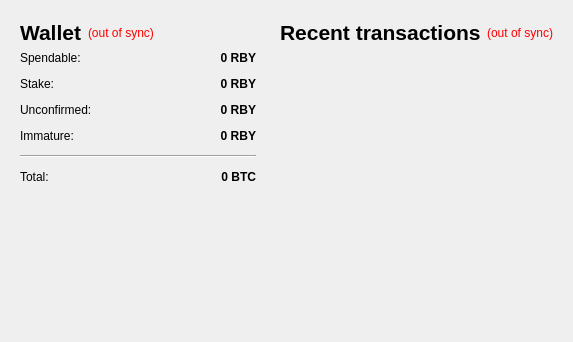
Qt form src/qt/forms/overviewpage.ui (wangxinhao/rubycoin) before a commit.
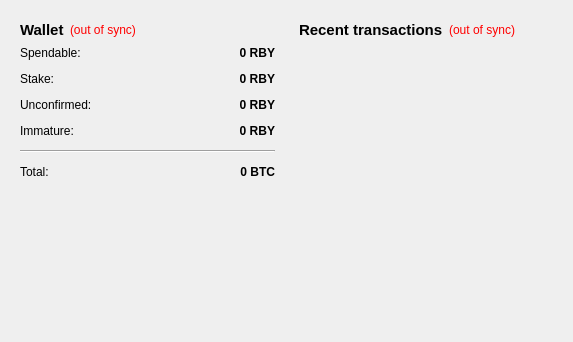
The same form after that commit.

The edit to the form file:
```diff
--- a/src/qt/forms/overviewpage.ui
+++ b/src/qt/forms/overviewpage.ui
@@ -25,7 +25,7 @@
            <widget class="QLabel" name="label_5">
             <property name="font">
              <font>
-              <pointsize>16</pointsize>
+              <pointsize>11</pointsize>
               <weight>75</weight>
               <bold>true</bold>
              </font>
@@ -272,7 +272,7 @@
            <widget class="QLabel" name="label_4">
             <property name="font">
              <font>
-              <pointsize>16</pointsize>
+              <pointsize>11</pointsize>
               <weight>75</weight>
               <bold>true</bold>
              </font>
```
Left out of the diff: 2 changed lines with no effect on the pictures.
